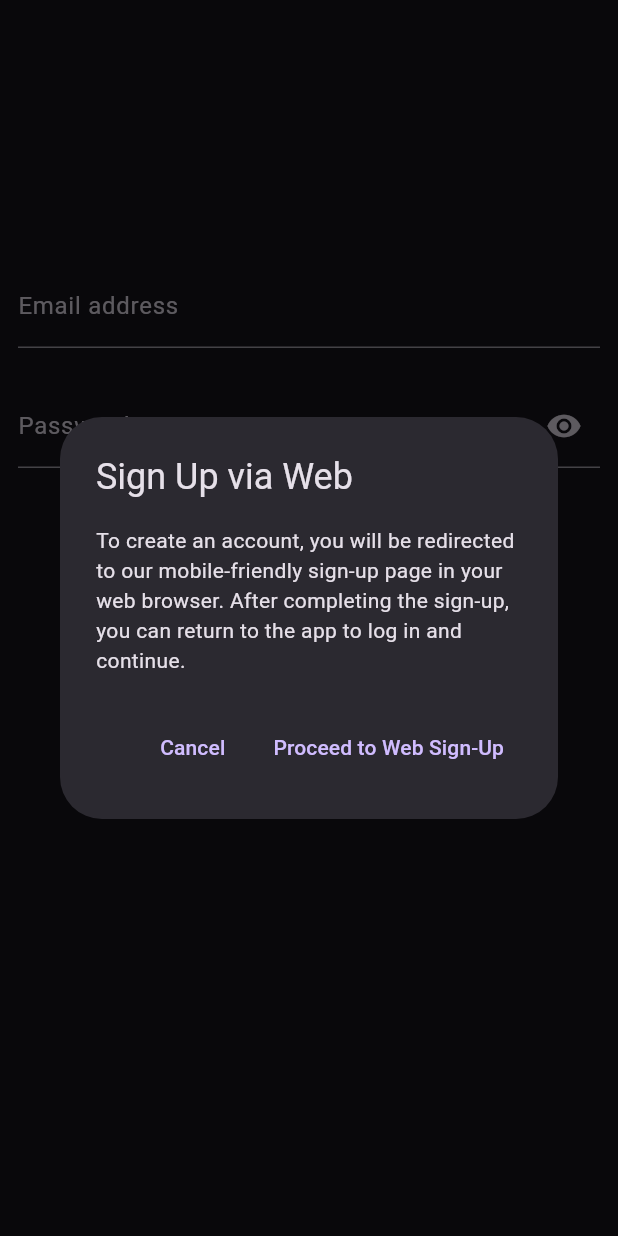
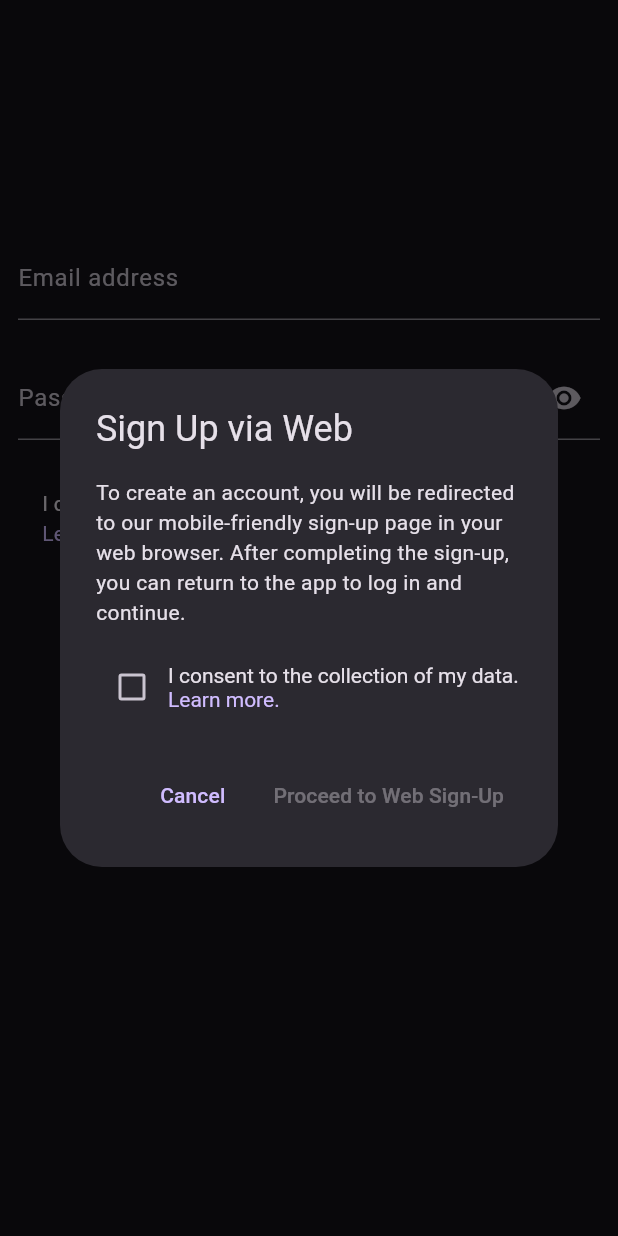
Before and after one commit to Turskyi/flutter_life_coaching_ai, a Flutter app: the SignUpPage screen opened by its route, after a tap on "Sign in", after a tap on "Sign up", on a phone screen of 412 x 824 dp. Run offline on Flutter 3.47's test engine with Material 3 defaults, Android fonts, the phone set to English and light mode, and no system bars; our stand-ins replace animated_text_kit, bloc, dio, equatable, flutter_bloc, flutter_translate and 8 more; missing offline and left inert: feedback, flutter_email_sender; accounts and stored records are empty; generated files the repository leaves out were written again; network calls fail.

Commit message:
:sparkles: Add sign-up modal in sign-in form and update privacy policy page
- Add a sign-up modal in the sign-in form to allow users to sign up via the web.
- Update the privacy policy page to use the theme colors for links and improve readability.

Signed-off-by: Dmytro Turskyi <dmytro.turskyi@gmail.com>

```diff
--- a/lib/router/app_route.dart
+++ b/lib/router/app_route.dart
@@ -4,6 +4,7 @@ enum AppRoute {
   goals('/goals'),
   signIn('/sign-in'),
   code('/code'),
+  privacyPolity('/privacy-policy'),
   signUp('/sign-up');
 
   const AppRoute(this.path);
--- a/lib/router/routes.dart
+++ b/lib/router/routes.dart
@@ -8,6 +8,7 @@ import 'package:lifecoach/router/app_route.dart';
 import 'package:lifecoach/ui/chat/ai_chat_page.dart';
 import 'package:lifecoach/ui/goals/goals_page.dart';
 import 'package:lifecoach/ui/home/home_page.dart';
+import 'package:lifecoach/ui/privacy/privacy_policy_page.dart';
 import 'package:lifecoach/ui/sign_in/sign_in_page.dart';
 import 'package:lifecoach/ui/sign_up/sign_up_page.dart';
 import 'package:models/models.dart';
@@ -46,4 +47,5 @@ Map<String, WidgetBuilder> routeMap = <String, WidgetBuilder>{
       ),
   AppRoute.signIn.path: (_) => const SignInPage(),
   AppRoute.signUp.path: (_) => const SignUpPage(),
+  AppRoute.privacyPolity.path: (_) => const PrivacyPolicyPage(),
 };
--- a/lib/ui/menu/app_drawer.dart
+++ b/lib/ui/menu/app_drawer.dart
@@ -23,7 +23,7 @@ class AppDrawer extends StatelessWidget {
                 colors: <Color>[
                   theme.colorScheme.onPrimary,
                   theme.colorScheme.onSecondaryFixed,
-                  theme.scaffoldBackgroundColor
+                  theme.scaffoldBackgroundColor,
                 ],
                 begin: Alignment.topLeft,
                 end: Alignment.bottomRight,
--- a/lib/ui/sign_in/continue_button.dart
+++ b/lib/ui/sign_in/continue_button.dart
@@ -7,7 +7,9 @@ import 'package:lifecoach/application_services/blocs/sign_in/bloc/sign_in_bloc.d
 /// valid and a [CircularProgressIndicator] is shown in its place while the
 /// form is being submitted.
 class ContinueButton extends StatelessWidget {
-  const ContinueButton({super.key});
+  const ContinueButton({required this.onPressed, super.key});
+
+  final VoidCallback? onPressed;
 
   @override
   Widget build(BuildContext context) {
@@ -22,9 +24,7 @@ class ContinueButton extends StatelessWidget {
 
     return ElevatedButton(
       key: const Key('signInForm_continue_raisedButton'),
-      onPressed: isValid
-          ? () => context.read<SignInBloc>().add(const SignInSubmitted())
-          : null,
+      onPressed: isValid ? onPressed : null,
       child: const Text('Continue'),
     );
   }
--- a/lib/ui/sign_in/sign_in_form.dart
+++ b/lib/ui/sign_in/sign_in_form.dart
@@ -1,7 +1,9 @@
+import 'package:flutter/gestures.dart';
 import 'package:flutter/material.dart';
 import 'package:flutter_bloc/flutter_bloc.dart';
 import 'package:formz/formz.dart';
 import 'package:lifecoach/application_services/blocs/sign_in/bloc/sign_in_bloc.dart';
+import 'package:lifecoach/router/app_route.dart';
 import 'package:lifecoach/ui/sign_in/continue_button.dart';
 import 'package:lifecoach/ui/sign_in/email_input.dart';
 import 'package:lifecoach/ui/sign_in/password_input.dart';
@@ -14,8 +16,16 @@ import 'package:lifecoach/ui/sign_in/sign_up_prompt.dart';
 /// widgets and make use of the `buildWhen` property in order to optimize for
 /// rebuilds. The `onChanged` callback is used to notify the [SignInBloc] of
 /// changes to the email/password.
-class SignInForm extends StatelessWidget {
+class SignInForm extends StatefulWidget {
   const SignInForm({super.key});
+
+  @override
+  State<SignInForm> createState() => _SignInFormState();
+}
+
+class _SignInFormState extends State<SignInForm> {
+  // Tracks whether the user has checked the box
+  bool _isConsentGiven = false;
 
   @override
   Widget build(BuildContext context) {
@@ -38,6 +48,7 @@ class SignInForm extends StatelessWidget {
       builder: (_, SignInState state) {
         return Align(
           alignment: const Alignment(0, -1 / 3),
+          child: SingleChildScrollView(
             child: Column(
               mainAxisSize: MainAxisSize.min,
               children: <Widget>[
@@ -45,7 +56,39 @@ class SignInForm extends StatelessWidget {
                 const Padding(padding: EdgeInsets.all(12)),
                 const PasswordInput(),
                 const Padding(padding: EdgeInsets.all(12)),
-              const ContinueButton(),
+                CheckboxListTile(
+                  title: RichText(
+                    text: TextSpan(
+                      text: 'I consent to the collection of my data.\n',
+                      style: Theme.of(context).textTheme.bodyMedium,
+                      children: <InlineSpan>[
+                        TextSpan(
+                          text: 'Learn more.',
+                          style: TextStyle(
+                            color: Theme.of(context).colorScheme.primary,
+                          ),
+                          recognizer: TapGestureRecognizer()
+                            ..onTap = () {
+                              _launchPrivacyPolicy(context);
+                            },
+                        ),
+                      ],
+                    ),
+                  ),
+                  value: _isConsentGiven,
+                  onChanged: (bool? value) {
+                    setState(() {
+                      _isConsentGiven = value ?? false;
+                    });
+                  },
+                ),
+                ContinueButton(
+                  onPressed: _isConsentGiven
+                      ? () => context.read<SignInBloc>().add(
+                            const SignInSubmitted(),
+                          )
+                      : null, // Disable button if consent is not given
+                ),
                 const Padding(padding: EdgeInsets.all(12)),
                 SignUpPrompt(
                   email: state.email.value,
@@ -53,8 +96,13 @@ class SignInForm extends StatelessWidget {
                 ),
               ],
             ),
+          ),
         );
       },
     );
   }
+
+  void _launchPrivacyPolicy(BuildContext context) {
+    Navigator.pushNamed(context, AppRoute.privacyPolity.path);
   }
+}
--- a/lib/ui/sign_in/sign_up_prompt.dart
+++ b/lib/ui/sign_in/sign_up_prompt.dart
@@ -1,7 +1,5 @@
-import 'package:flutter/gestures.dart';
 import 'package:flutter/material.dart';
-import 'package:flutter/services.dart';
-import 'package:url_launcher/url_launcher.dart';
+import 'package:lifecoach/ui/sign_up/sign_up_modal.dart';
 
 class SignUpPrompt extends StatelessWidget {
   const SignUpPrompt({
@@ -31,82 +29,7 @@ class SignUpPrompt extends StatelessWidget {
   Future<void> _showSignUpModal(BuildContext context) {
     return showDialog(
       context: context,
-      builder: (BuildContext context) {
-        return AlertDialog(
-          title: const Text('Sign Up via Web'),
-          content: const Text(
-            'To create an account, you will be redirected to our '
-            'mobile-friendly sign-up page in your web browser. '
-            'After completing the sign-up, '
-            'you can return to the app to log in and continue.',
-          ),
-          actions: <Widget>[
-            TextButton(
-              onPressed: Navigator.of(context).pop,
-              child: const Text('Cancel'),
-            ),
-            TextButton(
-              child: const Text('Proceed to Web Sign-Up'),
-              onPressed: () {
-                Navigator.of(context).pop();
-                _redirectToWebSignUp(context);
-              },
-            ),
-          ],
-        );
-      },
-    );
-  }
-
-  Future<void> _redirectToWebSignUp(BuildContext context) async {
-    final Uri url = Uri.parse('https://lifecoach.turskyi.com/sign-up');
-    try {
-      if (await canLaunchUrl(url)) {
-        await launchUrl(url, mode: LaunchMode.externalApplication);
-      } else if (context.mounted) {
-        _showErrorSnackbar(context, url);
-      }
-    } catch (e) {
-      if (context.mounted) {
-        _showErrorSnackbar(context, url);
-      }
-    }
-  }
-
-  void _showErrorSnackbar(BuildContext context, Uri url) {
-    ScaffoldMessenger.of(context).showSnackBar(
-      SnackBar(
-        content: RichText(
-          text: TextSpan(
-            text: 'Unable to open the sign-up page. ',
-            style: const TextStyle(color: Colors.white),
-            children: <InlineSpan>[
-              const TextSpan(
-                text:
-                    'You can copy this link and paste it into your browser:\n',
-              ),
-              TextSpan(
-                text: url.toString(),
-                style: const TextStyle(
-                  color: Colors.blue,
-                  // Makes the URL look like a clickable link
-                  decoration: TextDecoration.underline,
-                ),
-                recognizer: TapGestureRecognizer()
-                  ..onTap = () =>
-                      Clipboard.setData(ClipboardData(text: url.toString())),
-              ),
-            ],
-          ),
-        ),
-        action: SnackBarAction(
-          label: 'Copy',
-          onPressed: () =>
-              Clipboard.setData(ClipboardData(text: url.toString())),
-        ),
-        // Extended duration for readability.
-        duration: const Duration(seconds: 10),
-      ),
+      builder: (_) => const SignUpModal(),
     );
   }
 }
--- /dev/null
+++ b/lib/ui/sign_up/sign_up_modal.dart
@@ -0,0 +1,154 @@
+import 'package:flutter/gestures.dart';
+import 'package:flutter/material.dart';
+import 'package:flutter/services.dart';
+import 'package:lifecoach/ui/privacy/privacy_policy_page.dart';
+import 'package:url_launcher/url_launcher.dart';
+
+class SignUpModal extends StatefulWidget {
+  const SignUpModal({super.key});
+
+  @override
+  State<SignUpModal> createState() => _SignUpModalState();
+}
+
+class _SignUpModalState extends State<SignUpModal> {
+  bool _isConsentGiven = false;
+
+  @override
+  Widget build(BuildContext context) {
+    return AlertDialog(
+      title: const Text('Sign Up via Web'),
+      content: SingleChildScrollView(
+        child: Column(
+          mainAxisSize: MainAxisSize.min,
+          children: <Widget>[
+            const Text(
+              'To create an account, you will be redirected to our '
+              'mobile-friendly sign-up page in your web browser. '
+              'After completing the sign-up, '
+              'you can return to the app to log in and continue.',
+            ),
+            const SizedBox(height: 16),
+            Row(
+              children: <Widget>[
+                Checkbox(
+                  value: _isConsentGiven,
+                  onChanged: (bool? value) {
+                    setState(() {
+                      _isConsentGiven = value ?? false;
+                    });
+                  },
+                ),
+                Expanded(
+                  child: RichText(
+                    text: TextSpan(
+                      text: 'I consent to the collection of my data. ',
+                      style: TextStyle(
+                        color: Theme.of(context).colorScheme.onSurface,
+                      ),
+                      children: <InlineSpan>[
+                        TextSpan(
+                          text: 'Learn more.',
+                          style: TextStyle(
+                            color: Theme.of(context)
+                                .colorScheme
+                                .primary, // Using theme color for link
+                          ),
+                          recognizer: TapGestureRecognizer()
+                            ..onTap = () {
+                              // Navigate to Privacy Policy
+                              _launchPrivacyPolicy(context);
+                            },
+                        ),
+                      ],
+                    ),
+                  ),
+                ),
+              ],
+            ),
+          ],
+        ),
+      ),
+      actions: <Widget>[
+        TextButton(
+          onPressed: Navigator.of(context).pop,
+          child: const Text('Cancel'),
+        ),
+        TextButton(
+          onPressed: _isConsentGiven
+              ? () {
+                  Navigator.of(context).pop();
+                  _redirectToWebSignUp(context);
+                }
+              : null,
+          child: const Text('Proceed to Web Sign-Up'),
+        ),
+      ],
+    );
+  }
+
+  Future<void> _redirectToWebSignUp(BuildContext context) async {
+    final Uri url = Uri.parse('https://lifecoach.turskyi.com/sign-up');
+    try {
+      if (await canLaunchUrl(url)) {
+        await launchUrl(url, mode: LaunchMode.externalApplication);
+      } else if (context.mounted) {
+        _showErrorSnackbar(context, url);
+      }
+    } catch (e) {
+      if (context.mounted) {
+        _showErrorSnackbar(context, url);
+      }
+    }
+  }
+
+  void _launchPrivacyPolicy(BuildContext context) {
+    Navigator.of(context).push(
+      MaterialPageRoute<void>(
+        builder: (_) => const PrivacyPolicyPage(),
+      ),
+    );
+  }
+
+  void _showErrorSnackbar(BuildContext context, Uri url) {
+    ScaffoldMessenger.of(context).showSnackBar(
+      SnackBar(
+        content: RichText(
+          text: TextSpan(
+            text: 'Unable to open the sign-up page. ',
+            style: TextStyle(
+              color: Theme.of(context).colorScheme.onSurface,
+            ), // Using theme color
+            children: <InlineSpan>[
+              TextSpan(
+                text:
+                    'You can copy this link and paste it into your browser:\n',
+                style: TextStyle(
+                  color: Theme.of(context).colorScheme.onSurface,
+                ), // Using theme color
+              ),
+              TextSpan(
+                text: url.toString(),
+                style: TextStyle(
+                  color: Theme.of(context)
+                      .colorScheme
+                      .primary, // Using theme color for link
+                  decoration: TextDecoration.underline,
+                ),
+                recognizer: TapGestureRecognizer()
+                  ..onTap = () =>
+                      Clipboard.setData(ClipboardData(text: url.toString())),
+              ),
+            ],
+          ),
+        ),
+        action: SnackBarAction(
+          label: 'Copy',
+          onPressed: () =>
+              Clipboard.setData(ClipboardData(text: url.toString())),
+        ),
+        duration: const Duration(seconds: 10),
+      ),
+    );
+  }
+}
```
Also changed, not shown: lib/ui/privacy/privacy_policy_page.dart (+11 -9 lines), 1 other file. Lines whose indentation alone changed are shown as unchanged.
